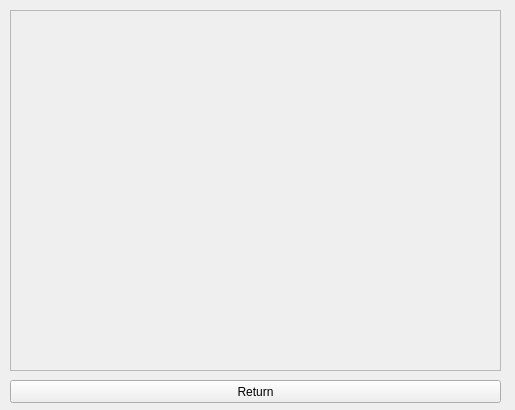
Rolkarolka/Comcalen, file Comcalen/ShowCompany.ui: the form before one commit.
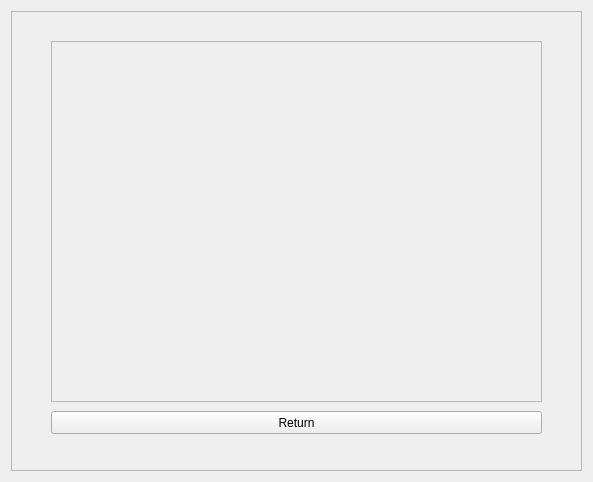
The form after the commit.

What changed in the file:
```diff
--- a/Comcalen/ShowCompany.ui
+++ b/Comcalen/ShowCompany.ui
@@ -6,18 +6,27 @@
    <rect>
     <x>0</x>
     <y>0</y>
-    <width>515</width>
-    <height>410</height>
+    <width>593</width>
+    <height>482</height>
    </rect>
   </property>
   <property name="windowTitle">
    <string>ShowCompany</string>
   </property>
+  <layout class="QVBoxLayout" name="verticalLayout">
+   <item>
+    <widget class="QFrame" name="frame">
+     <property name="frameShape">
+      <enum>QFrame::StyledPanel</enum>
+     </property>
+     <property name="frameShadow">
+      <enum>QFrame::Raised</enum>
+     </property>
   <widget class="QScrollArea" name="scrollArea">
    <property name="geometry">
     <rect>
-     <x>10</x>
-     <y>10</y>
+        <x>40</x>
+        <y>30</y>
      <width>491</width>
      <height>361</height>
     </rect>
@@ -39,8 +48,8 @@
   <widget class="QPushButton" name="return_mw">
    <property name="geometry">
     <rect>
-     <x>10</x>
-     <y>380</y>
+        <x>40</x>
+        <y>400</y>
      <width>491</width>
      <height>23</height>
     </rect>
@@ -49,6 +58,9 @@
     <string>Return</string>
    </property>
   </widget>
+    </widget>
+   </item>
+  </layout>
  </widget>
  <layoutdefault spacing="6" margin="11"/>
  <resources/>
```
Lines whose indentation alone changed are shown as unchanged.
